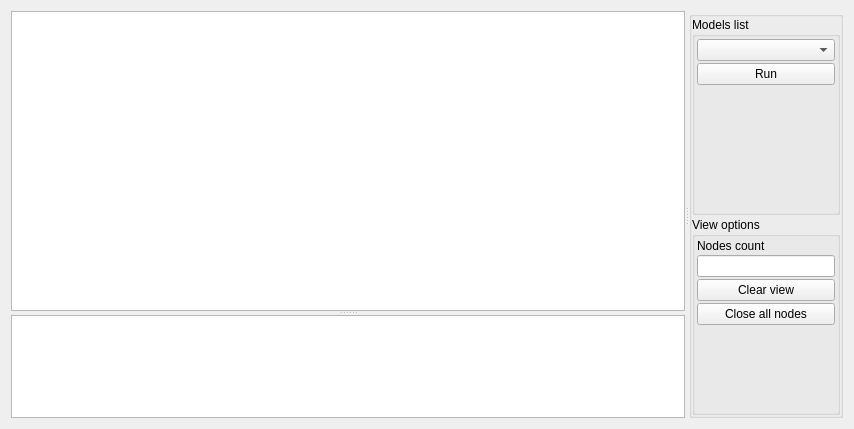
Old version of the form hmiSCADA/mainwidget.ui in the repository RSukharev/hmiSCADA.
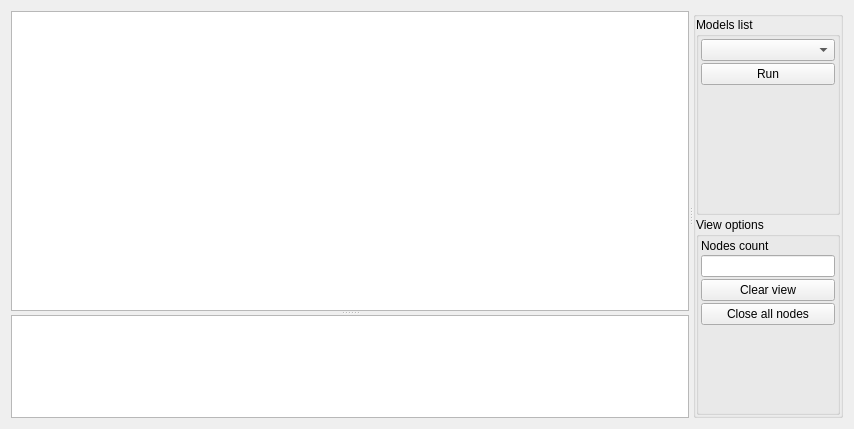
New version of the form.

```diff
--- a/hmiSCADA/mainwidget.ui
+++ b/hmiSCADA/mainwidget.ui
@@ -66,11 +66,17 @@
      </widget>
      <widget class="QGroupBox" name="groupBox">
       <property name="sizePolicy">
-       <sizepolicy hsizetype="Fixed" vsizetype="Preferred">
+       <sizepolicy hsizetype="Preferred" vsizetype="Preferred">
         <horstretch>0</horstretch>
         <verstretch>0</verstretch>
        </sizepolicy>
       </property>
+      <property name="maximumSize">
+       <size>
+        <width>150</width>
+        <height>16777215</height>
+       </size>
+      </property>
       <property name="title">
        <string/>
       </property>
```
